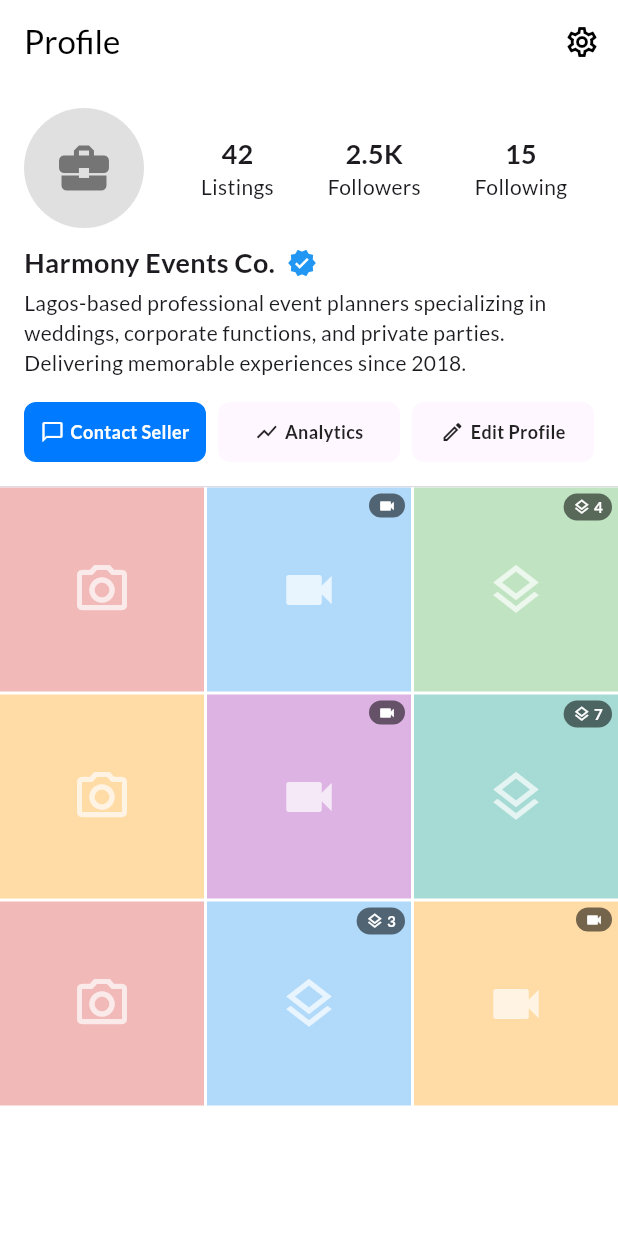
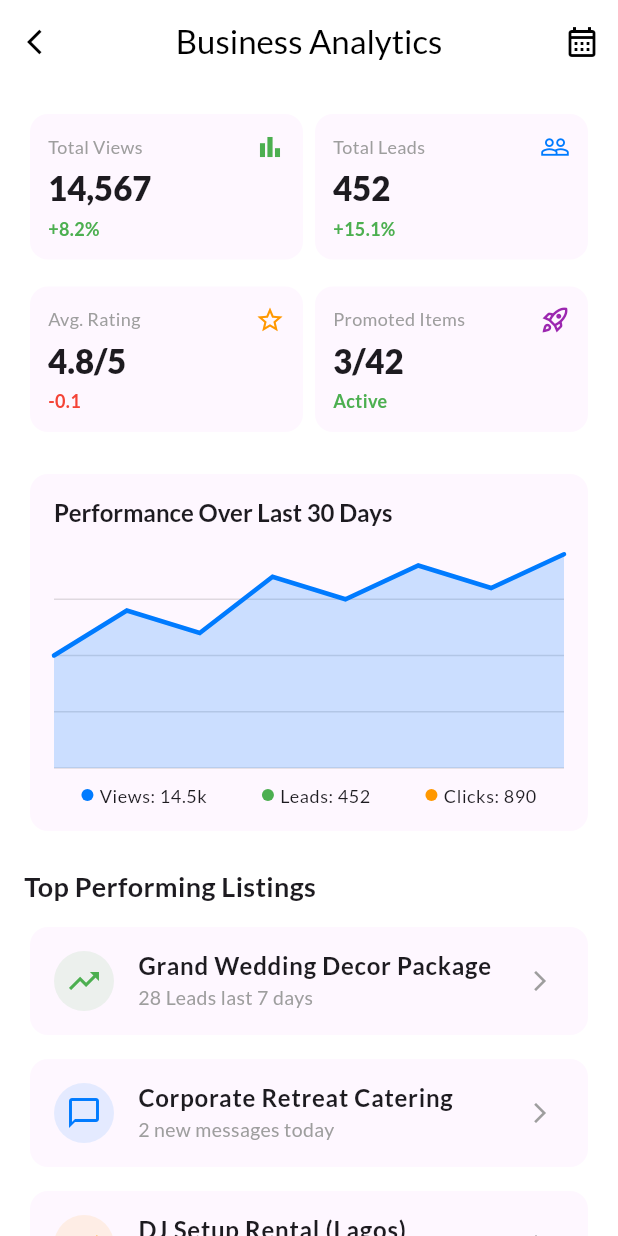
Before and after one commit to WTiebebedigha22/Eventra, a Flutter app: the screen it shows after launch, after a tap on "Analytics", on a phone screen of 412 x 824 dp. Run offline on Flutter 3.47's test engine with Material 3 defaults, Android fonts, the phone set to English and light mode, and no system bars; our stand-ins replace firebase_auth, firebase_core, google_fonts; accounts and stored records are empty.

Commit message:
updated project sturcture

```diff
--- a/lib/auth/login.dart
+++ b/lib/auth/login.dart
@@ -31,7 +31,7 @@ class _LoginFormState extends State<LoginForm> {
     setState(() => _loading = true);
 
     try {
-      final credential = await FirebaseAuth.instance.signInWithEmailAndPassword(
+      await FirebaseAuth.instance.signInWithEmailAndPassword(
         email: _emailController.text.trim(),
         password: _passwordController.text,
       );
--- /dev/null
+++ b/lib/pages/Profile/analyticspage.dart
@@ -0,0 +1,468 @@
+import 'package:flutter/material.dart';
+
+class AnalyticsPage extends StatelessWidget {
+  const AnalyticsPage({super.key});
+
+  @override
+  Widget build(BuildContext context) {
+    final theme = Theme.of(context);
+
+    return Scaffold(
+      appBar: AppBar(
+        title: Text(
+          'Business Analytics',
+          style: theme.appBarTheme.titleTextStyle,
+        ),
+        centerTitle: true,
+        leading: IconButton(
+          icon: const Icon(Icons.arrow_back_ios, size: 20),
+          onPressed: () => Navigator.of(context).pop(),
+        ),
+        actions: [
+          IconButton(
+            icon: const Icon(Icons.calendar_month_outlined),
+            onPressed: () {
+              ScaffoldMessenger.of(context).showSnackBar(
+                const SnackBar(content: Text('Date Picker Placeholder')),
+              );
+            },
+          ),
+        ],
+      ),
+      body: SingleChildScrollView(
+        padding: const EdgeInsets.all(16.0),
+        child: Column(
+          crossAxisAlignment: CrossAxisAlignment.start,
+          children: const <Widget>[
+            // 1. Key Metrics Overview (KPIs)
+            _KeyMetricsHeader(),
+            SizedBox(height: 20),
+
+            // 2. Visual Performance Chart
+            _PerformanceChartCard(),
+            SizedBox(height: 20),
+
+            // 3. Recent Activity/Top Listings
+            Text(
+              'Top Performing Listings',
+              style: TextStyle(fontSize: 18, fontWeight: FontWeight.bold),
+            ),
+            SizedBox(height: 10),
+            _RecentActivityList(),
+          ],
+        ),
+      ),
+    );
+  }
+}
+
+// --- 1. Key Metrics Header ---
+
+class _KeyMetricsHeader extends StatelessWidget {
+  const _KeyMetricsHeader();
+
+  @override
+  Widget build(BuildContext context) {
+    return Column(
+      children: [
+        Row(
+          mainAxisAlignment: MainAxisAlignment.spaceAround,
+          children: const <Widget>[
+            _KPICard(
+              title: 'Total Views',
+              value: '14,567',
+              change: '+8.2%',
+              icon: Icons.bar_chart_outlined,
+              iconColor: Colors.green,
+            ),
+            _KPICard(
+              title: 'Total Leads',
+              value: '452',
+              change: '+15.1%',
+              icon: Icons.people_outline,
+              iconColor: Color(0xFF007bff), // Ventra Blue
+            ),
+          ],
+        ),
+        const SizedBox(height: 10),
+        Row(
+          mainAxisAlignment: MainAxisAlignment.spaceAround,
+          children: const <Widget>[
+            _KPICard(
+              title: 'Avg. Rating',
+              value: '4.8/5',
+              change: '-0.1',
+              icon: Icons.star_border,
+              iconColor: Colors.orange,
+            ),
+            _KPICard(
+              title: 'Promoted Items',
+              value: '3/42',
+              change: 'Active',
+              icon: Icons.rocket_launch_outlined,
+              iconColor: Colors.purple,
+            ),
+          ],
+        ),
+      ],
+    );
+  }
+}
+
+// Helper Widget for Key Metric Indicator
+class _KPICard extends StatelessWidget {
+  final String title;
+  final String value;
+  final String change;
+  final IconData icon;
+  final Color iconColor;
+
+  const _KPICard({
+    required this.title,
+    required this.value,
+    required this.change,
+    required this.icon,
+    required this.iconColor,
+  });
+
+  @override
+  Widget build(BuildContext context) {
+    final theme = Theme.of(context);
+    final isPositive = change.startsWith('+') || change == 'Active';
+
+    return Expanded(
+      child: Card(
+        color: theme.cardColor,
+        elevation: 0,
+        shape: RoundedRectangleBorder(borderRadius: BorderRadius.circular(12)),
+        child: Padding(
+          padding: const EdgeInsets.all(12.0),
+          child: Column(
+            crossAxisAlignment: CrossAxisAlignment.start,
+            children: <Widget>[
+              Row(
+                mainAxisAlignment: MainAxisAlignment.spaceBetween,
+                children: [
+                  Text(
+                    title,
+                    style: theme.textTheme.bodyMedium?.copyWith(
+                      fontSize: 12,
+                      color: Colors.grey,
+                    ),
+                  ),
+                  Icon(icon, size: 20, color: iconColor),
+                ],
+              ),
+              const SizedBox(height: 4),
+              Text(
+                value,
+                style: theme.textTheme.titleLarge?.copyWith(
+                  fontSize: 22,
+                  fontWeight: FontWeight.w800,
+                ),
+              ),
+              const SizedBox(height: 4),
+              Text(
+                change,
+                style: TextStyle(
+                  fontSize: 12,
+                  fontWeight: FontWeight.w600,
+                  color: isPositive ? Colors.green : Colors.red,
+                ),
+              ),
+            ],
+          ),
+        ),
+      ),
+    );
+  }
+}
+
+// --- 2. Performance Chart Section ---
+
+class _PerformanceChartCard extends StatelessWidget {
+  const _PerformanceChartCard();
+
+  @override
+  Widget build(BuildContext context) {
+    final theme = Theme.of(context);
+
+    return Card(
+      color: theme.cardColor,
+      elevation: 0,
+      shape: RoundedRectangleBorder(borderRadius: BorderRadius.circular(12)),
+      child: Padding(
+        padding: const EdgeInsets.all(16.0),
+        child: Column(
+          crossAxisAlignment: CrossAxisAlignment.start,
+          children: [
+            Text(
+              'Performance Over Last 30 Days',
+              style: theme.textTheme.titleLarge?.copyWith(
+                fontSize: 16,
+                fontWeight: FontWeight.w600,
+              ),
+            ),
+            const SizedBox(height: 10),
+
+            // Custom Painter to simulate a line chart
+            SizedBox(
+              height: 150,
+              width: double.infinity,
+              child: _SimpleLineChart(
+                lineColor: const Color(0xFF007bff), // Ventra Blue
+                fillColor: const Color(0xFF007bff).withOpacity(0.2),
+                isDarkMode: theme.brightness == Brightness.dark,
+              ),
+            ),
+            const SizedBox(height: 10),
+
+            // Chart Legend/Summary
+            Row(
+              mainAxisAlignment: MainAxisAlignment.spaceAround,
+              children: [
+                _ChartLegendItem(
+                  color: const Color(0xFF007bff),
+                  label: 'Views: 14.5k',
+                ),
+                _ChartLegendItem(
+                  color: Colors.green,
+                  label: 'Leads: 452',
+                ),
+                _ChartLegendItem(
+                  color: Colors.orange,
+                  label: 'Clicks: 890',
+                ),
+              ],
+            )
+          ],
+        ),
+      ),
+    );
+  }
+}
+
+// Helper for the Chart Legend
+class _ChartLegendItem extends StatelessWidget {
+  final Color color;
+  final String label;
+  const _ChartLegendItem({required this.color, required this.label});
+
+  @override
+  Widget build(BuildContext context) {
+    return Row(
+      mainAxisSize: MainAxisSize.min,
+      children: [
+        Container(
+          width: 8,
+          height: 8,
+          decoration: BoxDecoration(
+            color: color,
+            borderRadius: BorderRadius.circular(4),
+          ),
+        ),
+        const SizedBox(width: 4),
+        Text(
+          label,
+          style: Theme.of(context).textTheme.bodySmall?.copyWith(fontSize: 12),
+        ),
+      ],
+    );
+  }
+}
+
+// The heart of the visualization: Simple Line Chart using CustomPainter
+class _SimpleLineChart extends StatelessWidget {
+  final Color lineColor;
+  final Color fillColor;
+  final bool isDarkMode;
+
+  const _SimpleLineChart({
+    required this.lineColor,
+    required this.fillColor,
+    required this.isDarkMode,
+  });
+
+  @override
+  Widget build(BuildContext context) {
+    return CustomPaint(
+      painter: _LineChartPainter(
+        lineColor: lineColor,
+        fillColor: fillColor,
+        gridColor: isDarkMode ? Colors.white12 : Colors.black12,
+      ),
+    );
+  }
+}
+
+class _LineChartPainter extends CustomPainter {
+  final Color lineColor;
+  final Color fillColor;
+  final Color gridColor;
+
+  _LineChartPainter({
+    required this.lineColor,
+    required this.fillColor,
+    required this.gridColor,
+  });
+
+  // Dummy data points (normalized to 0-1 range for a smooth look)
+  final List<double> data = const [0.5, 0.7, 0.6, 0.85, 0.75, 0.9, 0.8, 0.95];
+
+  @override
+  void paint(Canvas canvas, Size size) {
+    final width = size.width;
+    final height = size.height;
+    final stepX = width / (data.length - 1);
+
+    // 1. Draw Grid Lines (Horizontal)
+    final gridPaint = Paint()
+      ..color = gridColor
+      ..strokeWidth = 1
+      ..style = PaintingStyle.stroke;
+
+    for (int i = 0; i < 4; i++) {
+      final y = height - (height / 4) * i;
+      canvas.drawLine(Offset(0, y), Offset(width, y), gridPaint);
+    }
+
+    // 2. Calculate Points
+    final path = Path();
+    final points = <Offset>[];
+
+    for (int i = 0; i < data.length; i++) {
+      final x = i * stepX;
+      // Convert normalized data (0-1) to screen coordinates (y-axis is inverted)
+      final y = height * (1 - data[i]);
+      points.add(Offset(x, y));
+
+      if (i == 0) {
+        path.moveTo(x, y);
+      } else {
+        path.lineTo(x, y);
+      }
+    }
+
+    // 3. Draw Fill Area (Gradient/Color)
+    final fillPath = Path.from(path);
+    // Move to bottom-right corner, then bottom-left, then close
+    fillPath.lineTo(width, height);
+    fillPath.lineTo(0, height);
+    fillPath.close();
+
+    final fillPaint = Paint()..color = fillColor;
+    canvas.drawPath(fillPath, fillPaint);
+
+    // 4. Draw Line
+    final linePaint = Paint()
+      ..color = lineColor
+      ..strokeWidth = 3.0
+      ..style = PaintingStyle.stroke
+      ..strokeCap = StrokeCap.round;
+
+    canvas.drawPath(path, linePaint);
+  }
+
+  @override
+  bool shouldRepaint(covariant CustomPainter oldDelegate) => false;
+}
+
+// --- 3. Recent Activity/Top Listings List ---
+
+class _RecentActivityList extends StatelessWidget {
+  const _RecentActivityList();
+
+  // Dummy data for recent activity tiles
+  final List<Map<String, dynamic>> activities = const [
+    {
+      'title': 'Grand Wedding Decor Package',
+      'detail': '28 Leads last 7 days',
+      'icon': Icons.trending_up,
+      'color': Colors.green,
+    },
+    {
+      'title': 'Corporate Retreat Catering',
+      'detail': '2 new messages today',
+      'icon': Icons.chat_bubble_outline,
+      'color': Color(0xFF007bff), // Ventra Blue
+    },
+    {
+      'title': 'DJ Setup Rental (Lagos)',
+      'detail': 'View count increased by 12%',
+      'icon': Icons.show_chart,
+      'color': Colors.orange,
+    },
+  ];
+
+  @override
+  Widget build(BuildContext context) {
+    return ListView.builder(
+      shrinkWrap: true,
+      physics: const NeverScrollableScrollPhysics(),
+      itemCount: activities.length,
+      itemBuilder: (context, index) {
+        final activity = activities[index];
+        return _MetricTile(
+          title: activity['title'],
+          detail: activity['detail'],
+          icon: activity['icon'],
+          iconColor: activity['color'],
+        );
+      },
+    );
+  }
+}
+
+// Helper Widget for List Item/Metric Tile
+class _MetricTile extends StatelessWidget {
+  final String title;
+  final String detail;
+  final IconData icon;
+  final Color iconColor;
+
+  const _MetricTile({
+    required this.title,
+    required this.detail,
+    required this.icon,
+    required this.iconColor,
+  });
+
+  @override
+  Widget build(BuildContext context) {
+    final theme = Theme.of(context);
+    return Padding(
+      padding: const EdgeInsets.only(bottom: 8.0),
+      child: Card(
+        color: theme.cardColor,
+        elevation: 0,
+        shape: RoundedRectangleBorder(borderRadius: BorderRadius.circular(12)),
+        child: ListTile(
+          leading: CircleAvatar(
+            backgroundColor: iconColor.withOpacity(0.1),
+            child: Icon(icon, color: iconColor, size: 24),
+          ),
+          title: Text(
+            title,
+            style: TextStyle(
+              fontWeight: FontWeight.w600,
+              color: theme.textTheme.titleLarge?.color,
+            ),
+          ),
+          subtitle: Text(
+            detail,
+            style: theme.textTheme.bodyMedium?.copyWith(
+              color: Colors.grey,
+              fontSize: 13,
+            ),
+          ),
+          trailing: const Icon(Icons.arrow_forward_ios, size: 16, color: Colors.grey),
+          onTap: () {
+            ScaffoldMessenger.of(context).showSnackBar(
+              SnackBar(content: Text('Details for $title')),
+            );
+          },
+        ),
+      ),
+    );
+  }
+}
--- a/lib/pages/Profile/profilepage.dart
+++ b/lib/pages/Profile/profilepage.dart
@@ -1,5 +1,6 @@
 import 'package:flutter/material.dart';
 import 'package:ventra/pages/Profile/accountsettings.dart';
+import 'package:ventra/pages/Profile/analyticspage.dart';
 import 'package:ventra/pages/Profile/editprofile.dart';
 import 'package:url_launcher/url_launcher.dart'; // REQUIRED for launching phone/email apps
 
@@ -316,7 +317,14 @@ class _ProfileHeader extends StatelessWidget {
                 icon: Icons.show_chart,
                 color: isDarkMode ? theme.cardColor : Colors.grey[200]!,
                 textColor: isDarkMode ? Colors.white : Colors.black87,
-                onPressed: () {},
+                onPressed: () {
+                  Navigator.push(
+                    context,
+                    MaterialPageRoute(
+                      builder: (context) => const AnalyticsPage(),
+                    ),
+                  );
+                },
               ),
               const SizedBox(width: 8),
               // Edit/Settings Button (UPDATED onPressed)
```
Also changed, not shown: lib/pages/Profile/analyticsprofile.dart (deleted), 1 other file.
